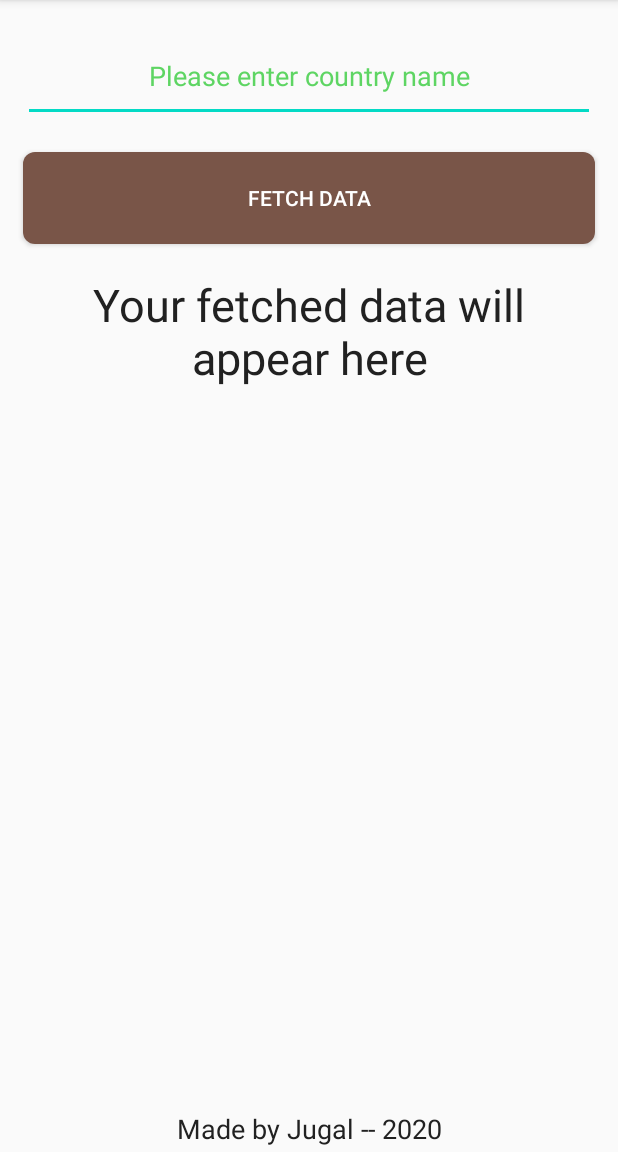
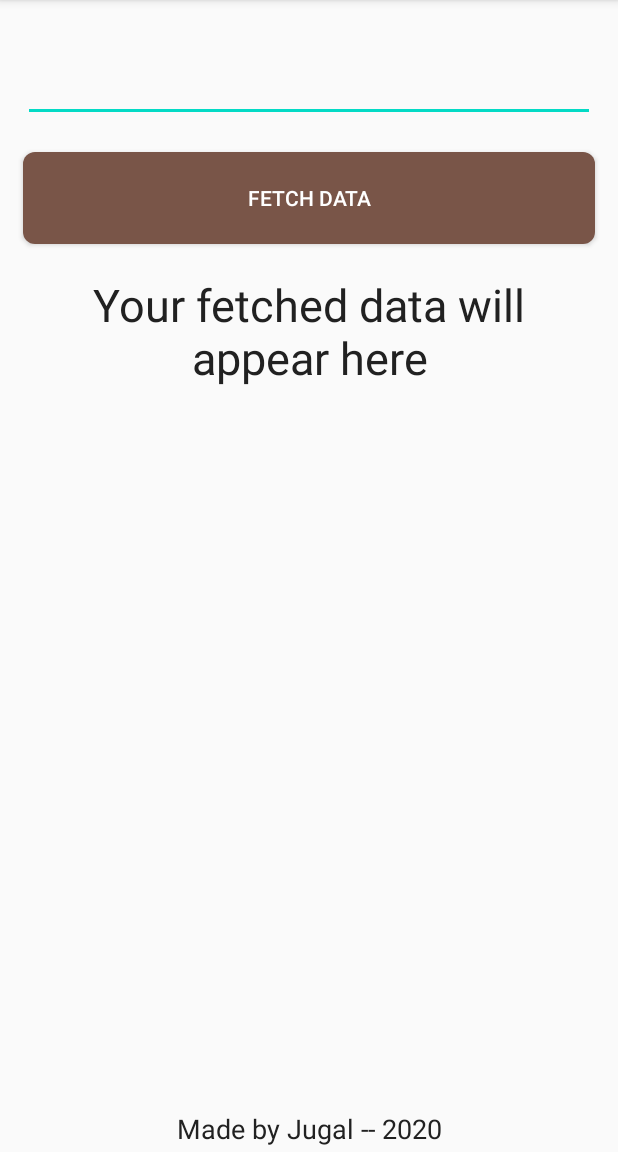
Before and after one commit to crazyuploader/Android_Test_Apps, an Android app: the screen it shows after launch (MainActivity), on a phone screen of 412 x 824 dp, the part 84-1236 px from its top. Run offline under Robolectric (Android 15) with nearby library versions, the phone set to English and light mode, and no system bars; our stand-ins replace Volley.

Commit message:
Update Covid 19
Covid19/app/src/main/java/com/example/covid19/MainActivity.java

```diff
--- a/Covid19/app/src/main/java/com/example/covid19/MainActivity.java
+++ b/Covid19/app/src/main/java/com/example/covid19/MainActivity.java
@@ -35,6 +35,13 @@ public class MainActivity extends AppCompatActivity {
         editInput = findViewById(R.id.editInput);
 
         final RequestQueue requestQueue = Volley.newRequestQueue(this);
+
+        editInput.setOnFocusChangeListener(new View.OnFocusChangeListener() {
+            @Override
+            public void onFocusChange(View v, boolean hasFocus) {
+                editInput.setHint("");
+            }
+        });
 
         buttonFetch.setOnClickListener(new View.OnClickListener() {
             @Override
```
Lines whose indentation alone changed are shown as unchanged.
